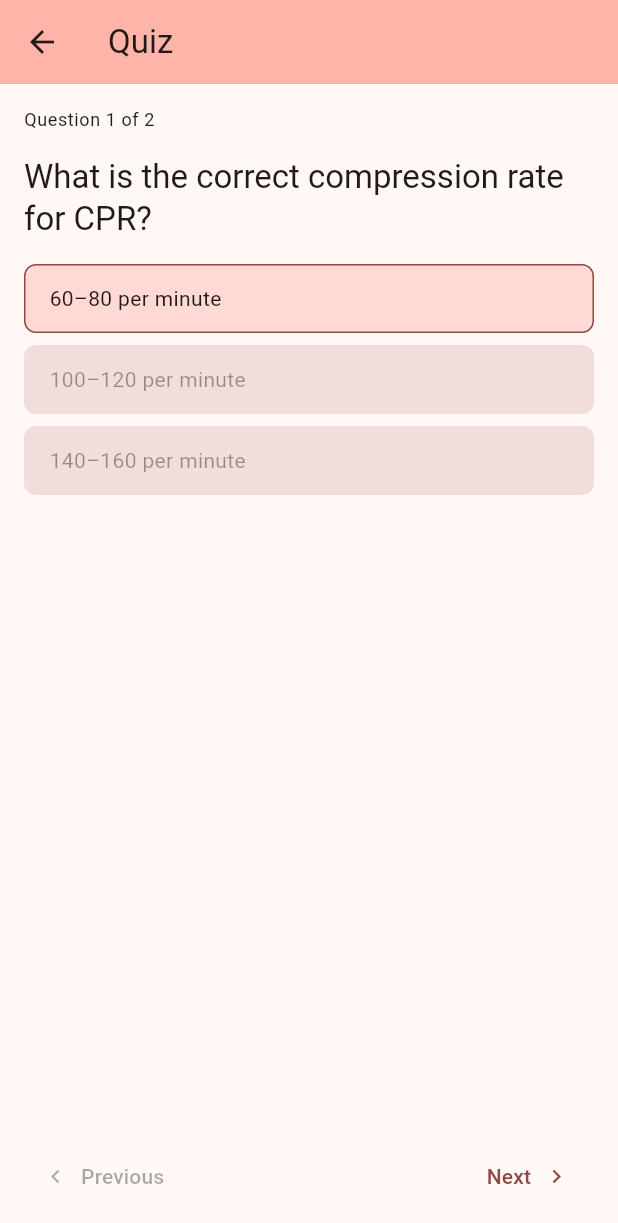
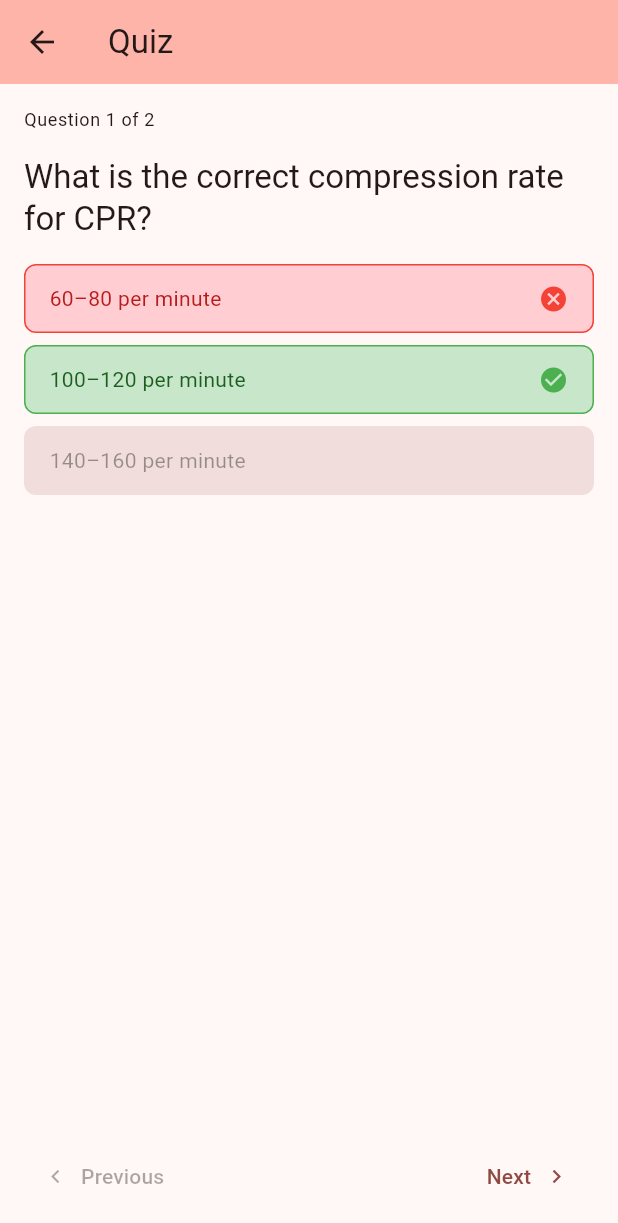
Before and after one commit to togwat/first_aid_app_flutter, a Flutter app: the QuizPage screen opened directly, after a tap on "60–80 per minute", on a phone screen of 412 x 824 dp. Shown: the top 1223 px of the screen. Run offline on Flutter 3.47's test engine with Material 3 defaults, Android fonts, the phone set to English and light mode, and no system bars; our stand-ins replace material_symbols_icons.

Commit message:
Quiz states & correctness display

```diff
--- a/lib/screens/quiz_page.dart
+++ b/lib/screens/quiz_page.dart
@@ -29,11 +29,15 @@ class QuizPage extends StatefulWidget {
 
 class _QuizPageState extends State<QuizPage> {
   int _currentIndex = 0;
+  final List<int?> _choices = List.filled(_quiz.questions.length, null);
 
   bool get _canGoBack => _currentIndex > 0;
   bool get _canGoNext => _currentIndex < _quiz.questions.length - 1;
 
-  void _onAnswer(int choice) {}
+  // get choice index from QuestionCard
+  void _onAnswer(int choice) {
+    setState(() => _choices[_currentIndex] = choice);
+  }
 
   void _goNext() {
     if (_canGoNext) setState(() => _currentIndex++);
@@ -62,6 +66,7 @@ class _QuizPageState extends State<QuizPage> {
                 key: ValueKey(_currentIndex),
                 _quiz.questions[_currentIndex],
                 onAnswer: _onAnswer,
+                initialChoice: _choices[_currentIndex],
               ),
             ),
             const SizedBox(height: 16),
--- a/lib/widgets/question_card.dart
+++ b/lib/widgets/question_card.dart
@@ -2,22 +2,30 @@ import 'package:first_aid_app/models/quiz.dart';
 import 'package:flutter/material.dart';
 
 class QuestionCard extends StatefulWidget {
-  const QuestionCard(this.question, {required this.onAnswer, super.key});
+  const QuestionCard(this.question, {required this.onAnswer, this.initialChoice, super.key});
 
   final QuizQuestion question;
   final void Function(int choice) onAnswer;
+  final int? initialChoice;
 
   @override
   State<QuestionCard> createState() => _QuestionCardState();
 }
 
 class _QuestionCardState extends State<QuestionCard> {
-  int? _selectedChoice;
+  late int? _selectedChoice = widget.initialChoice;
 
   void _handleTap(int index) {
     if (_selectedChoice != null) return;
     setState(() => _selectedChoice = index);
     widget.onAnswer(index);
+  }
+
+  _TileState _stateFor(int index) {
+    if (_selectedChoice == null) return _TileState.enabled;
+    if (index == widget.question.answer) return _TileState.correct;
+    if (index == _selectedChoice) return _TileState.incorrect;
+    return _TileState.disabled;
   }
 
   @override
@@ -35,8 +43,7 @@ class _QuestionCardState extends State<QuestionCard> {
             padding: const EdgeInsets.only(bottom: 8),
             child: _ChoiceTile(
               label: widget.question.choices[i],
-              selected: _selectedChoice == i,
-              disabled: _selectedChoice != null,
+              state: _stateFor(i),
               onTap: () => _handleTap(i),
             ),
           ),
@@ -48,43 +55,62 @@ class _QuestionCardState extends State<QuestionCard> {
 class _ChoiceTile extends StatelessWidget {
   const _ChoiceTile({
     required this.label,
-    required this.selected,
-    required this.disabled,
+    required this.state,
     required this.onTap,
   });
 
   final String label;
-  final bool selected;
-  final bool disabled;
+  final _TileState state;
   final VoidCallback onTap;
 
   @override
   Widget build(BuildContext context) {
+    final (Color bg, Color border, Color text, Icon? icon) = switch (state) {
+      _TileState.enabled => (
+          Theme.of(context).colorScheme.surfaceContainerHighest,
+          Colors.transparent,
+          Theme.of(context).colorScheme.onSurface,
+          null,
+        ),
+      _TileState.disabled => (
+          Theme.of(context).colorScheme.surfaceContainerHighest,
+          Colors.transparent,
+          Theme.of(context).disabledColor,
+          null,
+        ),
+      _TileState.correct => (
+          Colors.green.shade100,
+          Colors.green,
+          Colors.green.shade900,
+          const Icon(Icons.check_circle, color: Colors.green, size: 20),
+        ),
+      _TileState.incorrect => (
+          Colors.red.shade100,
+          Colors.red,
+          Colors.red.shade900,
+          const Icon(Icons.cancel, color: Colors.red, size: 20),
+        ),
+    };
+
     return GestureDetector(
-      onTap: disabled ? null : onTap,
+      onTap: state == _TileState.enabled ? onTap : null,
       child: Container(
         width: double.infinity,
         padding: const EdgeInsets.symmetric(horizontal: 16, vertical: 12),
         decoration: BoxDecoration(
-          color: selected
-              ? Theme.of(context).colorScheme.primaryContainer
-              : Theme.of(context).colorScheme.surfaceContainerHighest,
+          color: bg,
           borderRadius: BorderRadius.circular(8),
-          border: Border.all(
-            color: selected
-                ? Theme.of(context).colorScheme.primary
-                : Colors.transparent,
-          ),
+          border: Border.all(color: border),
         ),
-        child: Text(
-          label,
-          style: TextStyle(
-            color: disabled && !selected
-                ? Theme.of(context).disabledColor
-                : Theme.of(context).colorScheme.onSurface,
-          ),
+        child: Row(
+          children: [
+            Expanded(child: Text(label, style: TextStyle(color: text))),
+            ?icon,
+          ],
         ),
       ),
     );
   }
 }
+
+enum _TileState { enabled, disabled, correct, incorrect }
```
